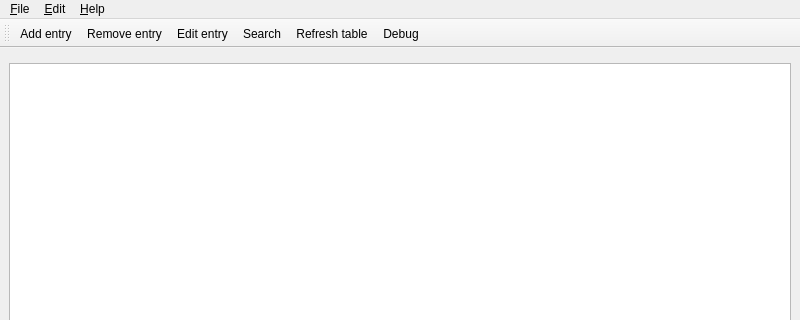
First picture: the form in amt/views/ui/mainwindow.ui, repository eg0rim/amt, before the edit; both pictures show x 0 to 800 and y 0 to 320 of the 800 by 600 pixel window.
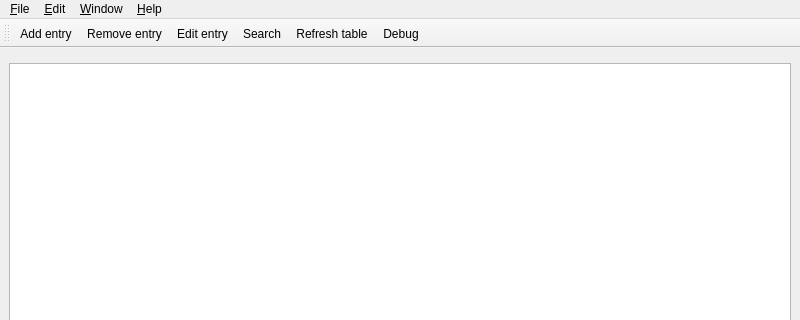
Second picture: the form after the edit. Custom widgets are drawn as their Qt base class.

Commit message: settings window added; state and settings are separated

What changed in the file:
```diff
--- a/amt/views/ui/mainwindow.ui
+++ b/amt/views/ui/mainwindow.ui
@@ -78,8 +78,15 @@
     <addaction name="actionSearch"/>
     <addaction name="actionUpdate"/>
    </widget>
+   <widget class="QMenu" name="menu_Window">
+    <property name="title">
+     <string>&amp;Window</string>
+    </property>
+    <addaction name="actionSettings"/>
+   </widget>
    <addaction name="menuFile"/>
    <addaction name="menuEdit"/>
+   <addaction name="menu_Window"/>
    <addaction name="menuMenu"/>
   </widget>
   <widget class="QToolBar" name="toolBar">
```
Left out of the diff: 2 changed lines with no effect on the pictures. The commit also changes 3 other files.
